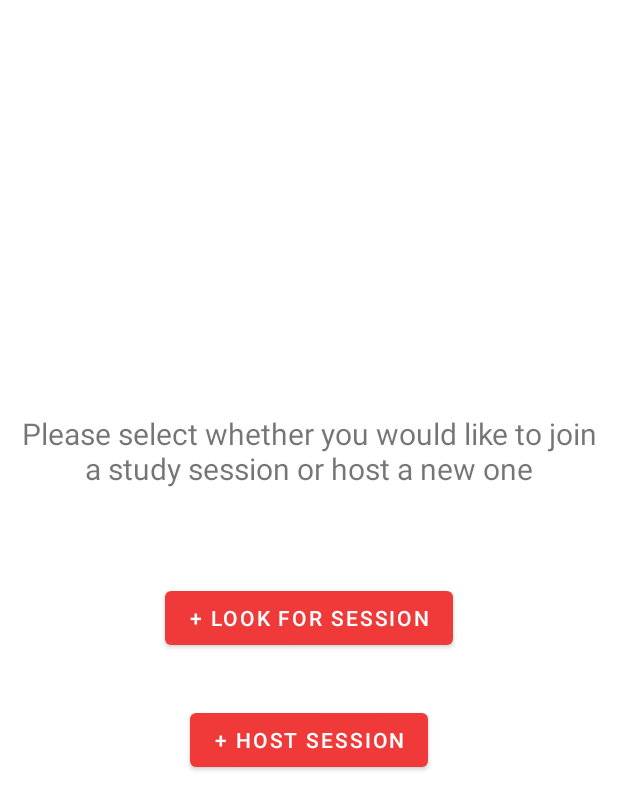
After one commit to rickyychen/StudyBuddy, an Android app: the layout activity_find_session.xml on its own in the app's theme, with its tools: preview values and no code run, on a phone screen of 412 x 824 dp. The commit adds this screen. Shown: the top 810 px of the screen. Run offline under Robolectric (Android 15) with nearby library versions, the phone set to English and light mode, and no system bars.

Commit message:
added find session page

```diff
--- a/app/src/main/java/com/example/studybuddy/MainActivity.java
+++ b/app/src/main/java/com/example/studybuddy/MainActivity.java
@@ -5,7 +5,10 @@ import android.os.Bundle;
 import android.view.View;
 import android.widget.Button;
 
+import com.example.studybuddy.ui.home.find_session;
+
 import com.example.studybuddy.ui.home.session;
+
 import com.google.android.material.bottomnavigation.BottomNavigationView;
 
 import androidx.appcompat.app.AppCompatActivity;
@@ -20,6 +23,7 @@ public class MainActivity extends AppCompatActivity {
 
     private ActivityMainBinding binding;
     private Button move;
+    private Button host;
 
     @Override
     protected void onCreate(Bundle savedInstanceState) {
@@ -41,11 +45,17 @@ public class MainActivity extends AppCompatActivity {
         move = findViewById(R.id.course1_button);
         move.setOnClickListener(new View.OnClickListener() {
             public void onClick(View v) {
+                Intent intent = new Intent(MainActivity.this, find_session.class);
+                startActivity(intent);
+            }
+        });
+        /*
+        host = findViewById(R.id.button2);
+        host.setOnClickListener(new View.OnClickListener() {
+            public void onClick(View v) {
                 Intent intent = new Intent(MainActivity.this, session.class);
                 startActivity(intent);
             }
-
-
-        });
+        });*/
     }
 }
--- /dev/null
+++ b/app/src/main/java/com/example/studybuddy/ui/home/find_session.java
@@ -0,0 +1,16 @@
+package com.example.studybuddy.ui.home;
+
+import androidx.appcompat.app.AppCompatActivity;
+
+import android.os.Bundle;
+
+import com.example.studybuddy.R;
+
+public class find_session extends AppCompatActivity {
+
+    @Override
+    protected void onCreate(Bundle savedInstanceState) {
+        super.onCreate(savedInstanceState);
+        setContentView(R.layout.activity_find_session);
+    }
+}
--- /dev/null
+++ b/app/src/main/res/layout/activity_find_session.xml
@@ -0,0 +1,49 @@
+<?xml version="1.0" encoding="utf-8"?>
+<androidx.constraintlayout.widget.ConstraintLayout xmlns:android="http://schemas.android.com/apk/res/android"
+    xmlns:app="http://schemas.android.com/apk/res-auto"
+    xmlns:tools="http://schemas.android.com/tools"
+    android:layout_width="match_parent"
+    android:layout_height="match_parent"
+    tools:context=".ui.home.find_session">
+
+
+    <TextView
+        android:id="@+id/join_session"
+        android:layout_width="match_parent"
+        android:layout_height="wrap_content"
+        android:layout_marginStart="8dp"
+        android:layout_marginTop="8dp"
+        android:layout_marginEnd="8dp"
+        android:text="Please select whether you would like to join a study session or host a new one"
+        android:textAlignment="center"
+        android:textSize="20sp"
+        app:layout_constraintBottom_toBottomOf="parent"
+        app:layout_constraintEnd_toEndOf="parent"
+        app:layout_constraintHorizontal_bias="1.0"
+        app:layout_constraintStart_toStartOf="parent"
+        app:layout_constraintTop_toTopOf="parent"
+        app:layout_constraintVertical_bias="0.349" />
+
+    <Button
+        android:id="@+id/button"
+        android:layout_width="wrap_content"
+        android:layout_height="wrap_content"
+        android:text="+ Look For Session"
+        app:layout_constraintBottom_toBottomOf="parent"
+        app:layout_constraintEnd_toEndOf="parent"
+        app:layout_constraintStart_toStartOf="parent"
+        app:layout_constraintTop_toTopOf="parent" />
+
+    <Button
+        android:id="@+id/button2"
+        android:layout_width="wrap_content"
+        android:layout_height="wrap_content"
+        android:text="+ Host Session"
+        app:layout_constraintBottom_toBottomOf="parent"
+        app:layout_constraintEnd_toEndOf="parent"
+        app:layout_constraintHorizontal_bias="0.501"
+        app:layout_constraintStart_toStartOf="parent"
+        app:layout_constraintTop_toBottomOf="@+id/button"
+        app:layout_constraintVertical_bias="0.098" />
+
+</androidx.constraintlayout.widget.ConstraintLayout>
```
